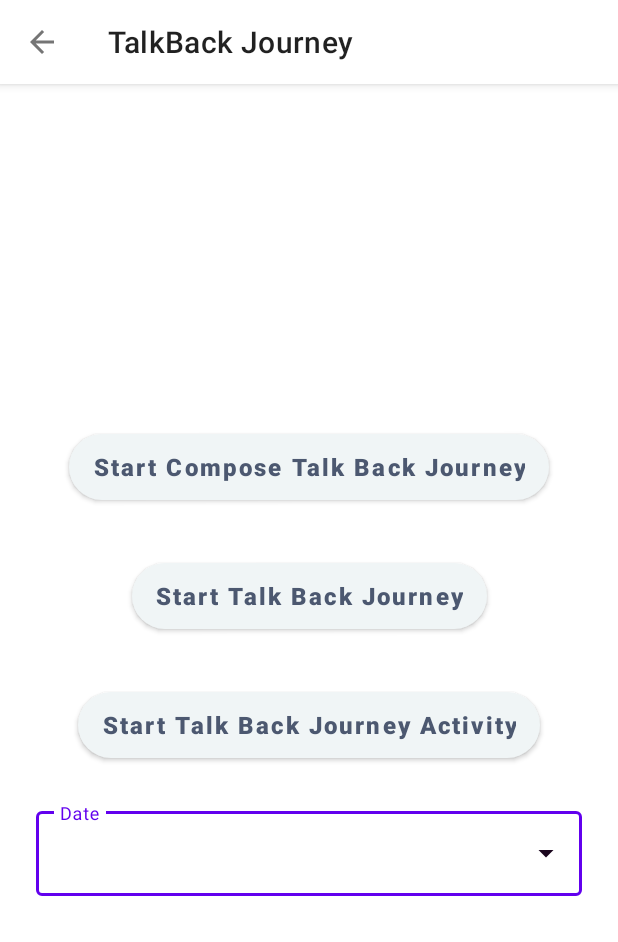
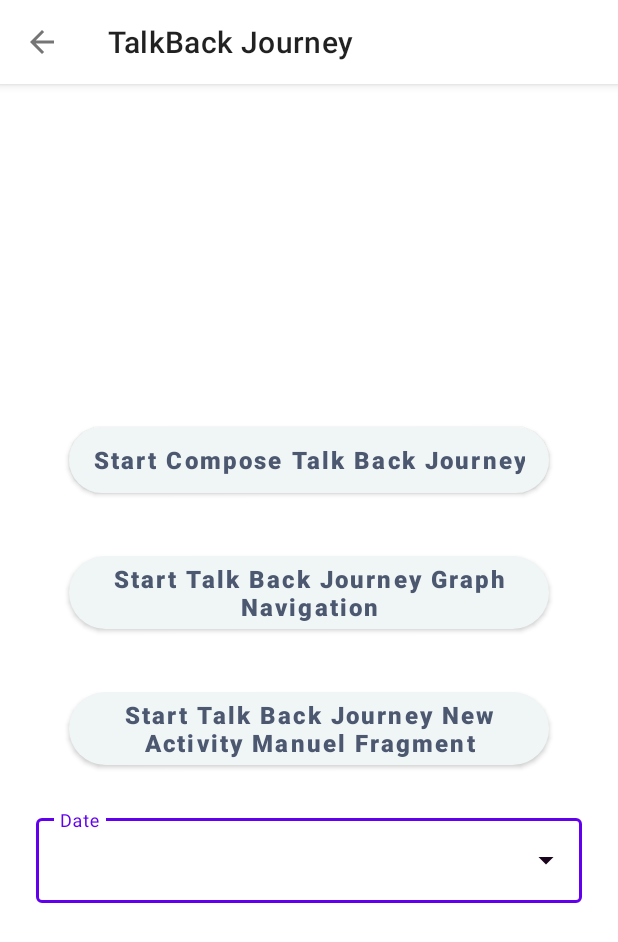
Before and after one commit to mialkan/talkbackjourney, an Android app built with Jetpack Compose: the screen it shows after launch (MainActivity), on a phone screen of 412 x 824 dp. Shown: the top 942 px of the screen. Run offline under Robolectric (Android 15) with nearby library versions, the phone set to English and light mode, and no system bars; our stand-ins replace navigation-ui.

Commit message:
Updating texts and layout visibility

```diff
--- a/app/src/main/res/layout/fragment_third_journey.xml
+++ b/app/src/main/res/layout/fragment_third_journey.xml
@@ -26,7 +26,6 @@
 
         <androidx.constraintlayout.widget.ConstraintLayout
             android:id="@+id/buttonContainer"
-            android:visibility="gone"
             android:layout_width="match_parent"
             android:layout_height="0dp"
             android:layout_margin="20dp"
--- a/app/src/main/res/values/strings.xml
+++ b/app/src/main/res/values/strings.xml
@@ -5,8 +5,8 @@
     <string name="btn_previous" translatable="false">Previous</string>
     <string name="hint_date">Date</string>
     <string name="compose_talk_back_journey">Start Compose Talk Back Journey</string>
-    <string name="start_talk_back_journey">Start Talk Back Journey</string>
-    <string name="start_talk_back_journey_acitivity">Start Talk Back Journey Activity</string>
+    <string name="start_talk_back_journey">Start Talk Back Journey Graph Navigation</string>
+    <string name="start_talk_back_journey_acitivity">Start Talk Back Journey New Activity Manuel Fragment</string>
     <!-- TODO: Remove or change this placeholder text -->
     <string name="hello_blank_fragment">Hello blank fragment</string>
 </resources>
```
